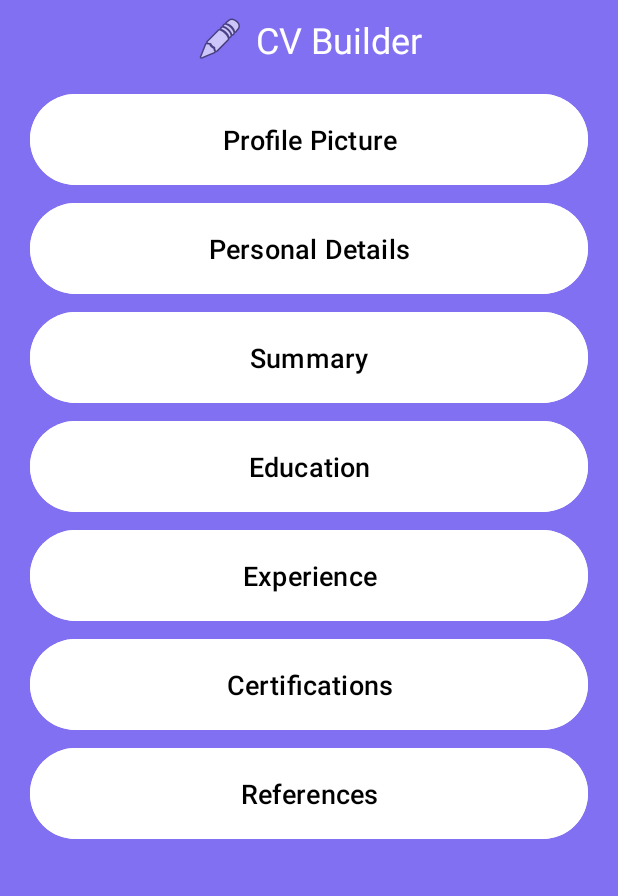
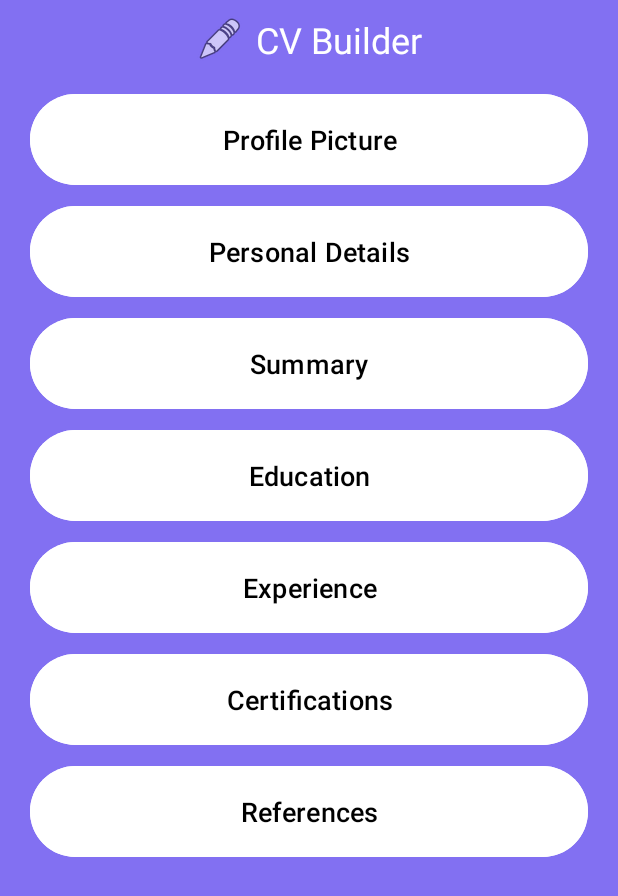
Before and after one commit to Zohaib-4/Android_Development, an Android app: the screen it shows after launch (ActivityHome), on a phone screen of 412 x 824 dp. Shown: the top 896 px of the screen. Run offline under Robolectric (Android 15) with nearby library versions, the phone set to English and light mode, and no system bars.

Commit message:
Update styles and layout for improved button appearance.

```diff
--- a/CV_Builder/app/src/main/res/layout/activity_home.xml
+++ b/CV_Builder/app/src/main/res/layout/activity_home.xml
@@ -42,8 +42,7 @@
 
                 <Button
                     style="@style/CustomButton"
-                    android:text="Personal Details"
-                    android:textSize="18sp" />
+                    android:text="Personal Details"/>
 
 
                 <Button
--- a/CV_Builder/app/src/main/res/values/styles.xml
+++ b/CV_Builder/app/src/main/res/values/styles.xml
@@ -8,7 +8,7 @@
         <item name="android:padding">18dp</item>
         <item name="android:textColor">#000000</item>
         <item name="android:elevation">4dp</item>
-        <item name="android:layout_marginBottom">4dp</item>
+        <item name="android:layout_marginBottom">6dp</item>
         <item name="android:gravity">center</item>
     </style>
 </resources>
```
